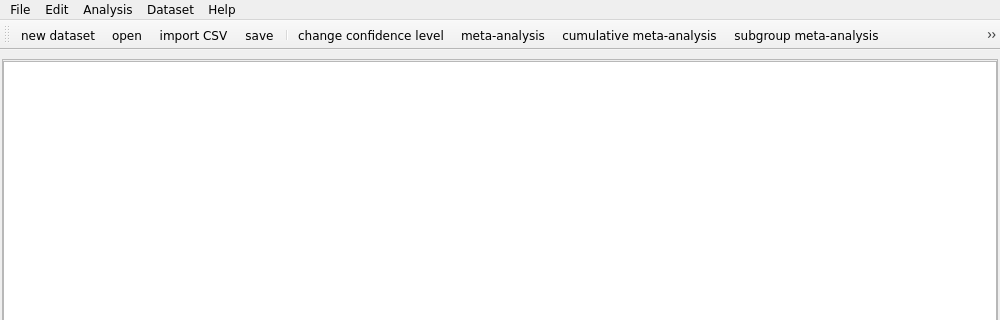
Before: the Qt Designer form src/meta.ui in AliSalman-et-al/openmeta-analyst-community, drawn with Qt 5; both pictures show x 0 to 1000 and y 0 to 320 of the 1000 by 618 pixel window.
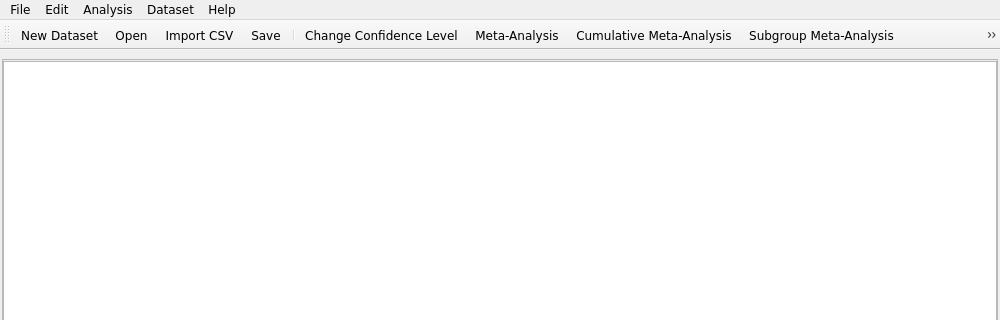
After: the same form once the commit is applied. Icons and pictures are not drawn.

Commit message:
Fix analysis dialog wording
Add a shared parameter value display-label boundary so Method & Parameters combo boxes show plain language while preserving raw R option keys in item data. Normalize the reported analysis menu, tab, and covariate dialog labels to user-facing Title Case in both canonical UI files and generated runtime modules.

The underlying cause was enum display text being derived directly from R metadata keys, with a special random-effects branch that prepended method codes.

Closes #169

```diff
--- a/src/meta.ui
+++ b/src/meta.ui
@@ -567,7 +567,7 @@
      <normaloff>:/function_icon_set/function_icon_set/floppy_disk_48.png</normaloff>:/function_icon_set/function_icon_set/floppy_disk_48.png</iconset>
    </property>
    <property name="text">
-    <string>save</string>
+    <string>Save</string>
    </property>
   </action>
   <action name="action_open">
@@ -576,7 +576,7 @@
      <normaloff>:/function_icon_set/function_icon_set/folder_48.png</normaloff>:/function_icon_set/function_icon_set/folder_48.png</iconset>
    </property>
    <property name="text">
-    <string>open</string>
+    <string>Open</string>
    </property>
   </action>
   <action name="action_quit">
@@ -585,7 +585,7 @@
      <normaloff>:/toolbar-icons/toolbar-icons/quit.png</normaloff>:/toolbar-icons/toolbar-icons/quit.png</iconset>
    </property>
    <property name="text">
-    <string>quit</string>
+    <string>Quit</string>
    </property>
   </action>
   <action name="action_go">
@@ -594,7 +594,7 @@
      <normaloff>:/misc/meta_analysis.png</normaloff>:/misc/meta_analysis.png</iconset>
    </property>
    <property name="text">
-    <string>meta-analysis</string>
+    <string>Meta-Analysis</string>
    </property>
   </action>
   <action name="action_edit">
@@ -618,7 +618,7 @@
      <normaloff>:/misc/cum_meta_analysis.png</normaloff>:/misc/cum_meta_analysis.png</iconset>
    </property>
    <property name="text">
-    <string>cumulative meta-analysis</string>
+    <string>Cumulative Meta-Analysis</string>
    </property>
   </action>
   <action name="action_loo_ma">
@@ -627,7 +627,7 @@
      <normaloff>:/misc/leave_one_out.png</normaloff>:/misc/leave_one_out.png</iconset>
    </property>
    <property name="text">
-    <string>leave-one-out meta-analysis</string>
+    <string>Leave-One-Out Meta-Analysis</string>
    </property>
   </action>
   <action name="action_new_dataset">
@@ -636,7 +636,7 @@
      <normaloff>:/function_icon_set/function_icon_set/add_48.png</normaloff>:/function_icon_set/function_icon_set/add_48.png</iconset>
    </property>
    <property name="text">
-    <string>new dataset</string>
+    <string>New Dataset</string>
    </property>
   </action>
   <action name="action_meta_regression">
@@ -645,7 +645,7 @@
      <normaloff>:/misc/meta_reg.png</normaloff>:/misc/meta_reg.png</iconset>
    </property>
    <property name="text">
-    <string>meta-regression</string>
+    <string>Meta-Regression</string>
    </property>
   </action>
   <action name="action_undo">
@@ -702,7 +702,7 @@
      <normaloff>:/misc/subgroup_ma.png</normaloff>:/misc/subgroup_ma.png</iconset>
    </property>
    <property name="text">
-    <string>subgroup meta-analysis</string>
+    <string>Subgroup Meta-Analysis</string>
    </property>
   </action>
   <action name="action_save_as">
@@ -721,7 +721,7 @@
      <normaloff>:/misc/ci_icon.png</normaloff>:/misc/ci_icon.png</iconset>
    </property>
    <property name="text">
-    <string>change confidence level</string>
+    <string>Change Confidence Level</string>
    </property>
   </action>
   <action name="action_import_csv">
@@ -730,7 +730,7 @@
      <normaloff>:/function_icon_set/function_icon_set/box_download_48.png</normaloff>:/function_icon_set/function_icon_set/box_download_48.png</iconset>
    </property>
    <property name="text">
-    <string>import CSV</string>
+    <string>Import CSV</string>
    </property>
   </action>
  </widget>
```
Left out of the diff: 14 changed lines with no effect on the pictures. The commit also changes 10 other files.
